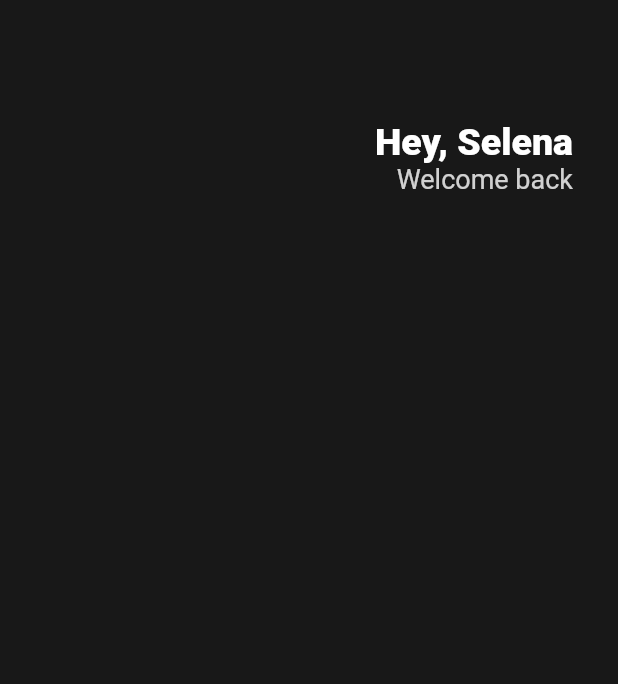
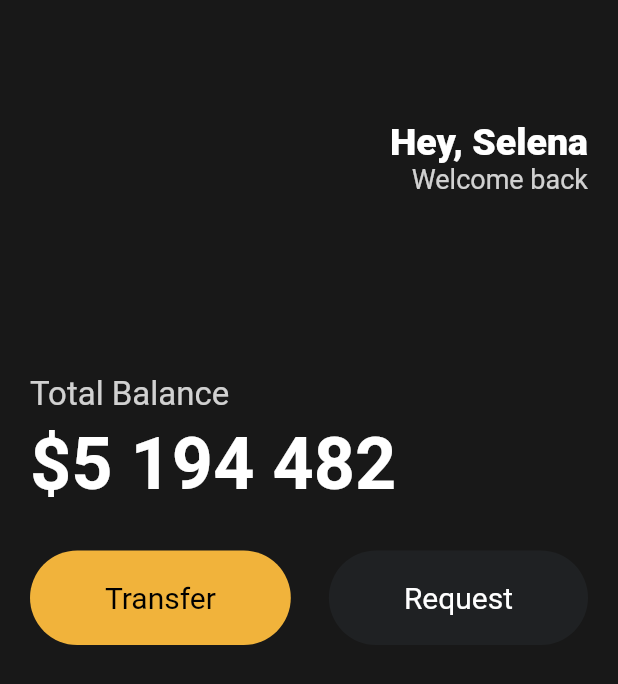
Before and after one commit to YeWeon/toonflix, a Flutter app: the screen it shows after launch, on a phone screen of 412 x 824 dp. Shown: the top 684 px of the screen. Run offline on Flutter 3.47's test engine with Material 2 defaults, Android fonts, the phone set to English and light mode, and no system bars.

Commit message:
feat: Add reuseable buttons

```diff
--- a/lib/main.dart
+++ b/lib/main.dart
@@ -1,25 +1,29 @@
 import 'package:flutter/material.dart';
+import 'package:toonflix/widgets/button.dart';
 
 void main() {
-  runApp(App());
+  runApp(const App());
 }
 
 class App extends StatelessWidget {
+  const App({super.key});
+
   @override
   Widget build(BuildContext context) {
     return MaterialApp(
       home: Scaffold(
-        backgroundColor: Color(0xFF181818),
+        backgroundColor: const Color(0xFF181818),
         body: Padding(
-          padding: EdgeInsets.symmetric(
-            horizontal: 30,
+          padding: const EdgeInsets.symmetric(
+            horizontal: 20,
           ),
           child: Column(
+            crossAxisAlignment: CrossAxisAlignment.start,
             children: [
-              SizedBox(
+              const SizedBox(
                 height: 80,
               ),
-              Row(
+              const Row(
                 mainAxisAlignment: MainAxisAlignment.end,
                 children: [
                   Column(
@@ -36,14 +40,54 @@ class App extends StatelessWidget {
                       Text(
                         'Welcome back',
                         style: TextStyle(
-                          color: Colors.white.withOpacity(0.8),
+                          color: Color.fromRGBO(255, 255, 255,
+                              0.8), //Colors.white.withOpacity(0.8),
                           fontSize: 18,
                         ),
                       ),
                     ],
                   )
                 ],
-              )
+              ),
+              const SizedBox(
+                height: 120,
+              ),
+              Text(
+                'Total Balance',
+                style: TextStyle(
+                  fontSize: 22,
+                  color: Colors.white.withOpacity(0.8),
+                ),
+              ),
+              const SizedBox(
+                height: 5,
+              ),
+              const Text(
+                '\$5 194 482',
+                style: TextStyle(
+                  fontSize: 48,
+                  fontWeight: FontWeight.w600,
+                  color: Colors.white,
+                ),
+              ),
+              const SizedBox(
+                height: 30,
+              ),
+              const Row(
+                mainAxisAlignment: MainAxisAlignment.spaceBetween,
+                children: [
+                  Button(
+                    text: 'Transfer',
+                    bgColor: Color(0xFFF1B33B),
+                    textColor: Colors.black,
+                  ),
+                  Button(
+                    text: 'Request',
+                    bgColor: Color(0xFF1F2123),
+                    textColor: Colors.white,
+                  ),
+                ],
+              ),
             ],
           ),
         ),
--- /dev/null
+++ b/lib/widgets/button.dart
@@ -0,0 +1,37 @@
+import 'package:flutter/material.dart';
+
+class Button extends StatelessWidget {
+  final String text;
+  final Color bgColor;
+  final Color textColor;
+
+  const Button({
+    super.key,
+    required this.text,
+    required this.bgColor,
+    required this.textColor,
+  });
+
+  @override
+  Widget build(BuildContext context) {
+    return Container(
+      decoration: BoxDecoration(
+        color: bgColor,
+        borderRadius: BorderRadius.circular(45),
+      ),
+      child: Padding(
+        padding: const EdgeInsets.symmetric(
+          vertical: 20,
+          horizontal: 50,
+        ),
+        child: Text(
+          text,
+          style: TextStyle(
+            color: textColor,
+            fontSize: 20,
+          ),
+        ),
+      ),
+    );
+  }
+}
```
